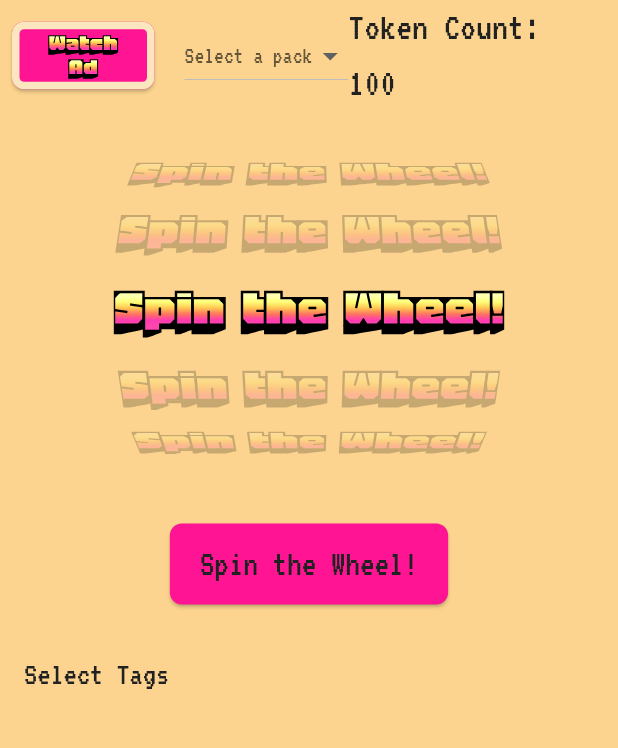
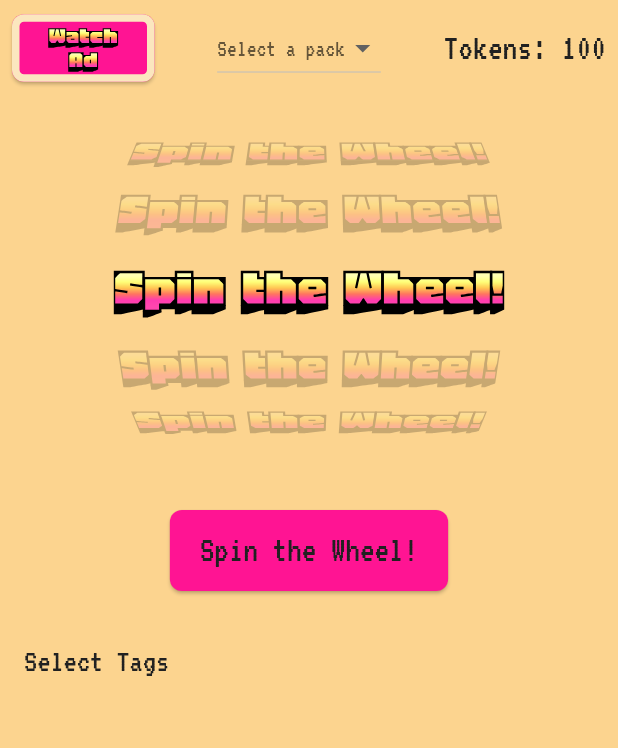
Before and after one commit to Goon-Bug/date-ideas-app-stripped, a Flutter app: the screen it shows after launch, on a phone screen of 412 x 824 dp, the part 84-832 px from its top. Run offline on Flutter 3.47's test engine with Material 3 defaults, Android fonts, the phone set to English and light mode, and no system bars; our stand-ins replace bloc, dropdown_button2, equatable, flutter_bloc, flutter_markdown, flutter_secure_storage and 5 more; missing offline and left inert: dart_jsonwebtoken; accounts and stored records are empty.

Commit message:
Refactor MainTopRow layout for improved spacing and readability; update token display format

```diff
--- a/frontend/flutter/my_app/lib/main/view/dates_wheel_page.dart
+++ b/frontend/flutter/my_app/lib/main/view/dates_wheel_page.dart
@@ -120,10 +120,13 @@ class MainTopRow extends StatelessWidget {
 
   @override
   Widget build(BuildContext context) {
-    return Row(
+    return Padding(
+      padding: const EdgeInsets.only(top: 8.0),
+      child: Row(
+        mainAxisAlignment: MainAxisAlignment.spaceBetween,
         children: [
           Padding(
-          padding: const EdgeInsets.all(8.0),
+            padding: const EdgeInsets.only(left: 8.0),
             child: SizedBox(
               height: 45,
               width: 95,
@@ -164,25 +167,18 @@ class MainTopRow extends StatelessWidget {
               ),
             ),
           ),
-        Padding(
-          padding: const EdgeInsets.only(left: 12.0),
-          child: PackDropdown(
+          PackDropdown(
             key: _dropdownKey,
           ),
-        ),
-        Expanded(
-          child: Padding(
-            padding: const EdgeInsets.only(right: 20),
-            child: Align(
-              alignment: Alignment.centerRight,
+          Padding(
+            padding: const EdgeInsets.only(right: 8.0),
             child: Text(
-                'Token Count: ${context.watch<TokenCubit>().state.tokenCount}',
-                style: const TextStyle(fontSize: 26),
-              ),
-            ),
+              'Tokens: ${context.watch<TokenCubit>().state.tokenCount}',
+              style: const TextStyle(fontSize: 24),
             ),
           ),
         ],
+      ),
     );
   }
 }
```
Lines whose indentation alone changed are shown as unchanged.
